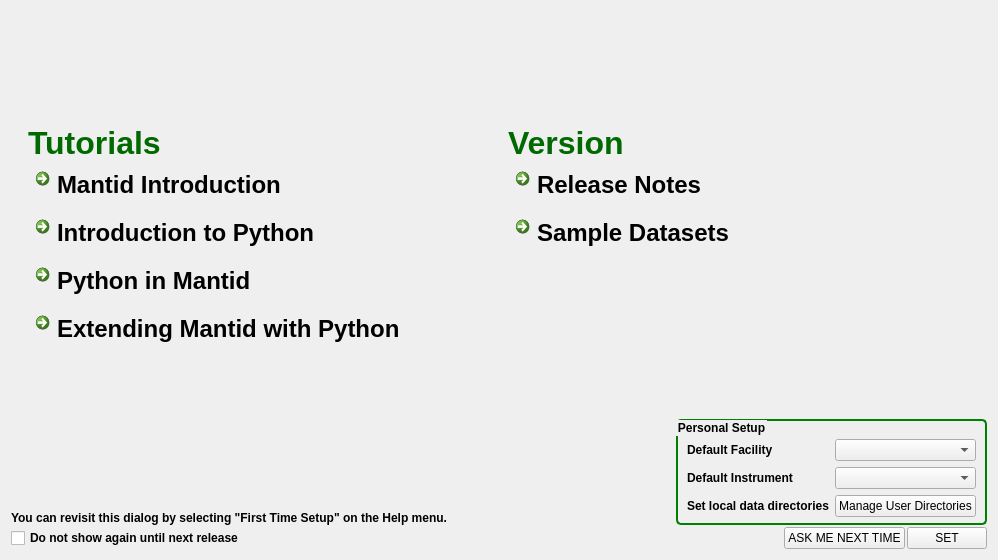
Above: Code/Mantid/MantidPlot/src/Mantid/FirstTimeSetup.ui from mantidproject/mantid before the change. Below: the same form after it.
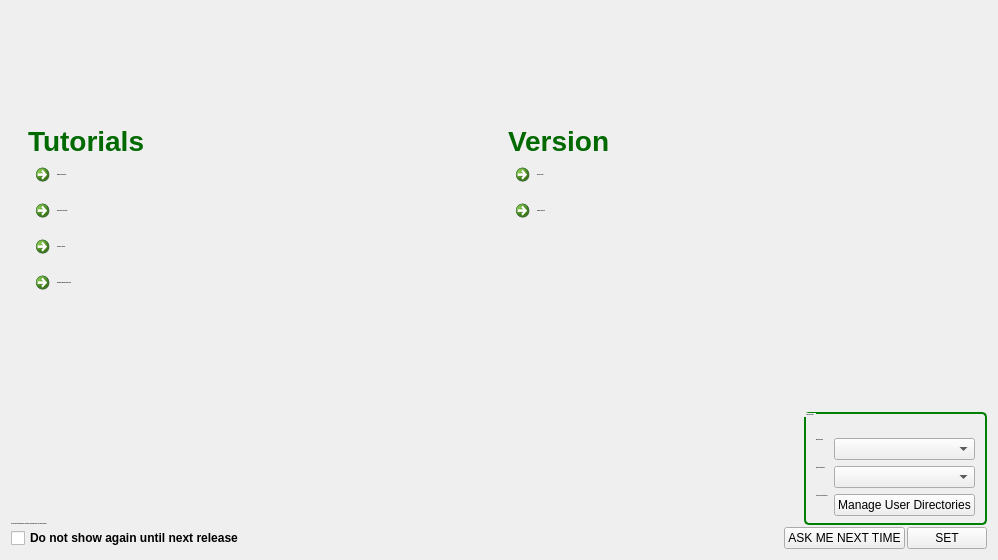
That is the form after the change. Icons and pictures are not drawn. Custom widgets are drawn as their Qt base class.

Commit message: re #10707 attempt at better scalaing using px in stylesheets

What changed in the file:
```diff
--- a/Code/Mantid/MantidPlot/src/Mantid/FirstTimeSetup.ui
+++ b/Code/Mantid/MantidPlot/src/Mantid/FirstTimeSetup.ui
@@ -37,8 +37,32 @@
    <string>Welcome to Mantid</string>
   </property>
   <property name="styleSheet">
-   <string notr="true">QDialog#FirstTimeSetup{background-image: url(:/First_use_Background.png);}
-color: rgb(255, 255, 255);</string>
+   <string notr="true">QDialog#FirstTimeSetup{
+	background-image: url(:/First_use_Background.png);
+}
+QDialog#FirstTimeSetup QLabel{
+	font: 12px &quot;Segoe UI&quot;;
+    font-weight: bold;
+}
+QDialog#FirstTimeSetup QCheckbox{
+	font: 12px &quot;Segoe UI&quot;;
+    font-weight: bold;
+}
+QDialog#FirstTimeSetup QGroupBox{
+	font: 12px &quot;Segoe UI&quot;;
+    font-weight: bold;
+}
+QDialog#FirstTimeSetup QPushButton{
+	font: 12px &quot;Segoe UI&quot;;
+}
+QDialog#FirstTimeSetup QComboBox{
+	font: 12px &quot;Segoe UI&quot;;
+}
+QDialog#FirstTimeSetup QCommandLinkButton{
+	font: 28px &quot;Segoe UI&quot;;
+    font-weight: bold;
+}
+</string>
   </property>
   <layout class="QVBoxLayout" name="verticalLayout">
    <property name="spacing">
@@ -60,8 +84,9 @@
        <property name="font">
         <font>
          <family>Segoe UI</family>
-         <pointsize>18</pointsize>
+         <pointsize>-1</pointsize>
          <weight>75</weight>
+         <italic>false</italic>
          <bold>true</bold>
         </font>
        </property>
@@ -95,13 +120,16 @@
        <property name="font">
         <font>
          <family>Segoe UI</family>
-         <pointsize>24</pointsize>
+         <pointsize>-1</pointsize>
          <weight>75</weight>
+         <italic>false</italic>
          <bold>true</bold>
         </font>
        </property>
        <property name="styleSheet">
-        <string notr="true">color: rgb(0, 105, 0);</string>
+        <string notr="true">color: rgb(0, 105, 0);
+font-size: 28px
+</string>
        </property>
        <property name="text">
         <string>Version </string>
@@ -113,8 +141,9 @@
        <property name="font">
         <font>
          <family>Segoe UI</family>
-         <pointsize>18</pointsize>
+         <pointsize>-1</pointsize>
          <weight>75</weight>
+         <italic>false</italic>
          <bold>true</bold>
         </font>
        </property>
@@ -147,8 +176,9 @@
        <property name="font">
         <font>
          <family>Segoe UI</family>
-         <pointsize>18</pointsize>
+         <pointsize>-1</pointsize>
          <weight>75</weight>
+         <italic>false</italic>
          <bold>true</bold>
         </font>
        </property>
@@ -181,13 +211,16 @@
        <property name="font">
         <font>
          <family>Segoe UI</family>
-         <pointsize>24</pointsize>
+         <pointsize>-1</pointsize>
          <weight>75</weight>
+         <italic>false</italic>
          <bold>true</bold>
         </font>
        </property>
        <property name="styleSheet">
-        <string notr="true">color: rgb(0, 105, 0);</string>
+        <string notr="true">color: rgb(0, 105, 0);
+font-size: 28px
+</string>
        </property>
        <property name="text">
         <string>Tutorials</string>
@@ -199,8 +232,9 @@
        <property name="font">
         <font>
          <family>Segoe UI</family>
-         <pointsize>18</pointsize>
+         <pointsize>-1</pointsize>
          <weight>75</weight>
+         <italic>false</italic>
          <bold>true</bold>
         </font>
        </property>
@@ -233,8 +267,9 @@
        <property name="font">
         <font>
          <family>Segoe UI</family>
-         <pointsize>18</pointsize>
+         <pointsize>-1</pointsize>
          <weight>75</weight>
+         <italic>false</italic>
          <bold>true</bold>
         </font>
        </property>
@@ -267,8 +302,9 @@
        <property name="font">
         <font>
          <family>Segoe UI</family>
-         <pointsize>18</pointsize>
+         <pointsize>-1</pointsize>
          <weight>75</weight>
+         <italic>false</italic>
          <bold>true</bold>
         </font>
        </property>
@@ -324,7 +360,9 @@
        <property name="font">
         <font>
          <family>Segoe UI</family>
+         <pointsize>-1</pointsize>
          <weight>75</weight>
+         <italic>false</italic>
          <bold>true</bold>
         </font>
        </property>
@@ -360,7 +398,9 @@
        <property name="font">
         <font>
          <family>Segoe UI</family>
+         <pointsize>-1</pointsize>
          <weight>75</weight>
+         <italic>false</italic>
          <bold>true</bold>
         </font>
        </property>
@@ -392,7 +432,9 @@
           <property name="font">
            <font>
             <family>Segoe UI</family>
+            <pointsize>-1</pointsize>
             <weight>75</weight>
+            <italic>false</italic>
             <bold>true</bold>
            </font>
           </property>
@@ -419,7 +461,9 @@
           <property name="font">
            <font>
             <family>Segoe UI</family>
+            <pointsize>-1</pointsize>
             <weight>75</weight>
+            <italic>false</italic>
             <bold>true</bold>
            </font>
           </property>
@@ -443,7 +487,9 @@
           <property name="font">
            <font>
             <family>Segoe UI</family>
+            <pointsize>-1</pointsize>
             <weight>75</weight>
+            <italic>false</italic>
             <bold>true</bold>
            </font>
           </property>
```
